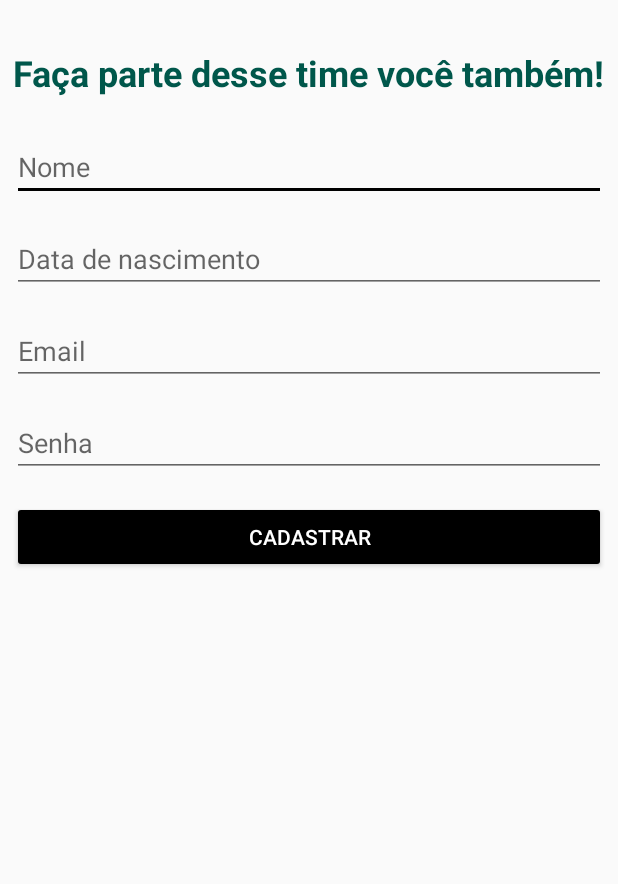
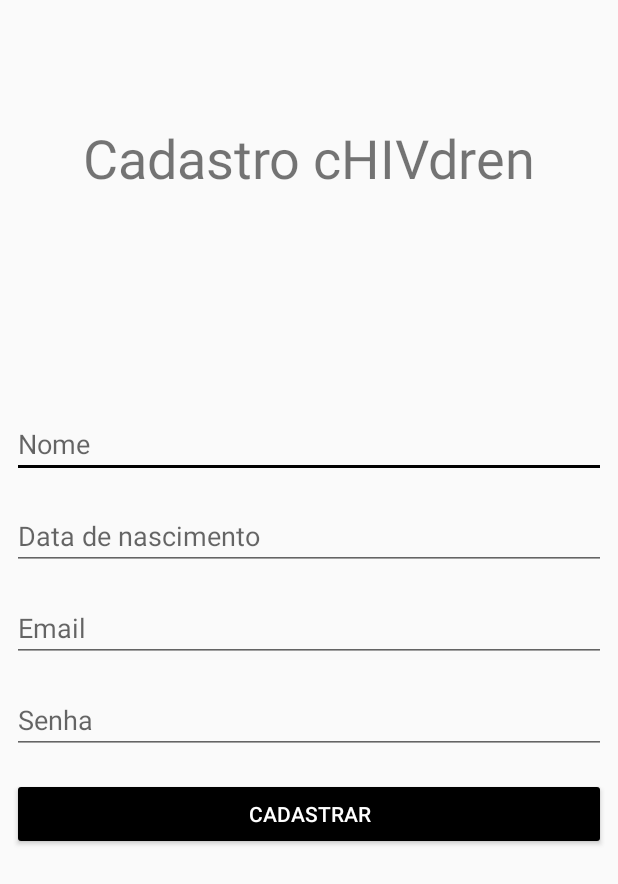
Before and after one commit to Joaomarceloamaral/cHIVdrenProject, an Android app: the layout activity_register.xml on its own in the app's theme, with its tools: preview values and no code run, on a phone screen of 412 x 824 dp. Shown: the top 884 px of the screen. Run offline under Robolectric (Android 15) with nearby library versions, the phone set to English and light mode, and no system bars.

Commit message:
login e cadastro prontos

```diff
--- a/app/src/main/AndroidManifest.xml
+++ b/app/src/main/AndroidManifest.xml
@@ -16,6 +16,8 @@
                 <category android:name="android.intent.category.LAUNCHER" />
             </intent-filter>
         </activity>
+        <activity android:name=".RegisterActivity"/>
+        <activity android:name=".HomeActivity"/>
     </application>
 
 </manifest>
--- a/app/src/main/res/layout/activity_register.xml
+++ b/app/src/main/res/layout/activity_register.xml
@@ -6,31 +6,17 @@
     android:layout_height="match_parent"
     tools:context=".RegisterActivity">
 
-    <TextView
-        android:id="@+id/textView"
-        android:layout_width="wrap_content"
-        android:layout_height="wrap_content"
-        android:layout_marginStart="8dp"
-        android:layout_marginTop="32dp"
-        android:layout_marginEnd="8dp"
-        android:text="Faça parte desse time você também!"
-        android:textColor="@color/colorPrimaryDark"
-        android:textSize="24sp"
-        android:textStyle="bold"
-        app:layout_constraintEnd_toEndOf="parent"
-        app:layout_constraintStart_toStartOf="parent"
-        app:layout_constraintTop_toTopOf="parent" />
-
     <LinearLayout
+        android:id="@+id/linearLayout2"
         android:layout_width="match_parent"
         android:layout_height="wrap_content"
         android:layout_marginStart="8dp"
-        android:layout_marginTop="8dp"
         android:layout_marginEnd="8dp"
         android:orientation="vertical"
+        app:layout_constraintBottom_toBottomOf="parent"
         app:layout_constraintEnd_toEndOf="parent"
         app:layout_constraintStart_toStartOf="parent"
-        app:layout_constraintTop_toBottomOf="@+id/textView">
+        app:layout_constraintTop_toTopOf="parent">
 
         <EditText
             android:id="@+id/tivNameAccount"
@@ -71,4 +57,25 @@
             android:text="Cadastrar" />
 
     </LinearLayout>
+
+    <androidx.constraintlayout.widget.ConstraintLayout
+        android:layout_width="409dp"
+        android:layout_height="210dp"
+        app:layout_constraintBottom_toTopOf="@+id/linearLayout2"
+        app:layout_constraintEnd_toEndOf="parent"
+        app:layout_constraintStart_toStartOf="parent"
+        app:layout_constraintTop_toTopOf="parent"
+        app:layout_constraintVertical_bias="0.0">
+
+        <TextView
+            android:id="@+id/textView"
+            android:layout_width="wrap_content"
+            android:layout_height="wrap_content"
+            android:text="Cadastro cHIVdren"
+            android:textSize="36sp"
+            app:layout_constraintBottom_toBottomOf="parent"
+            app:layout_constraintEnd_toEndOf="parent"
+            app:layout_constraintStart_toStartOf="parent"
+            app:layout_constraintTop_toTopOf="parent" />
+    </androidx.constraintlayout.widget.ConstraintLayout>
 </androidx.constraintlayout.widget.ConstraintLayout>
```
Also changed, not shown: app/src/main/java/com/example/chivdrenproject/HomeActivity.java (added, +16 -0 lines), app/src/main/java/com/example/chivdrenproject/MainActivity.java (+8 -5 lines), app/src/main/res/layout/activity_home.xml (added, +20 -0 lines), app/src/main/res/layout/activity_login.xml (+11 -0 lines).
